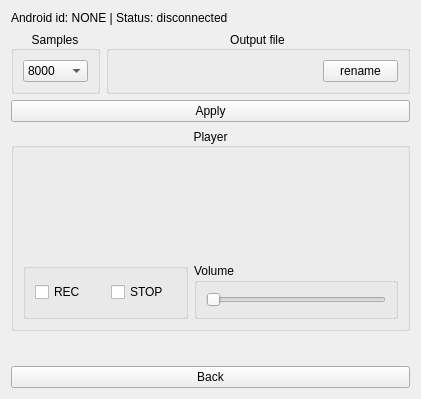
First picture: the form in qt_server/q_settings.ui, repository Gabriele91/AndroidSilenceAudioRecording, before the edit.
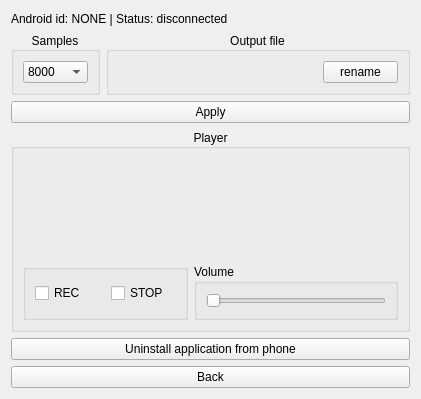
Second picture: the form after the edit. Custom widgets are drawn as their Qt base class.

Commit message: Added Uninstall Button

```diff
--- a/qt_server/q_settings.ui
+++ b/qt_server/q_settings.ui
@@ -220,17 +220,11 @@
     </widget>
    </item>
    <item>
-    <spacer name="verticalSpacer">
-     <property name="orientation">
-      <enum>Qt::Vertical</enum>
+    <widget class="QPushButton" name="m_pb_uninstall">
+     <property name="text">
+      <string>Uninstall application from phone</string>
      </property>
-     <property name="sizeHint" stdset="0">
-      <size>
-       <width>20</width>
-       <height>40</height>
-      </size>
-     </property>
-    </spacer>
+    </widget>
    </item>
    <item>
     <widget class="QPushButton" name="m_pb_back">
```
Left out of the diff: 17 changed lines with no effect on the pictures. The commit also changes 5 other files.
